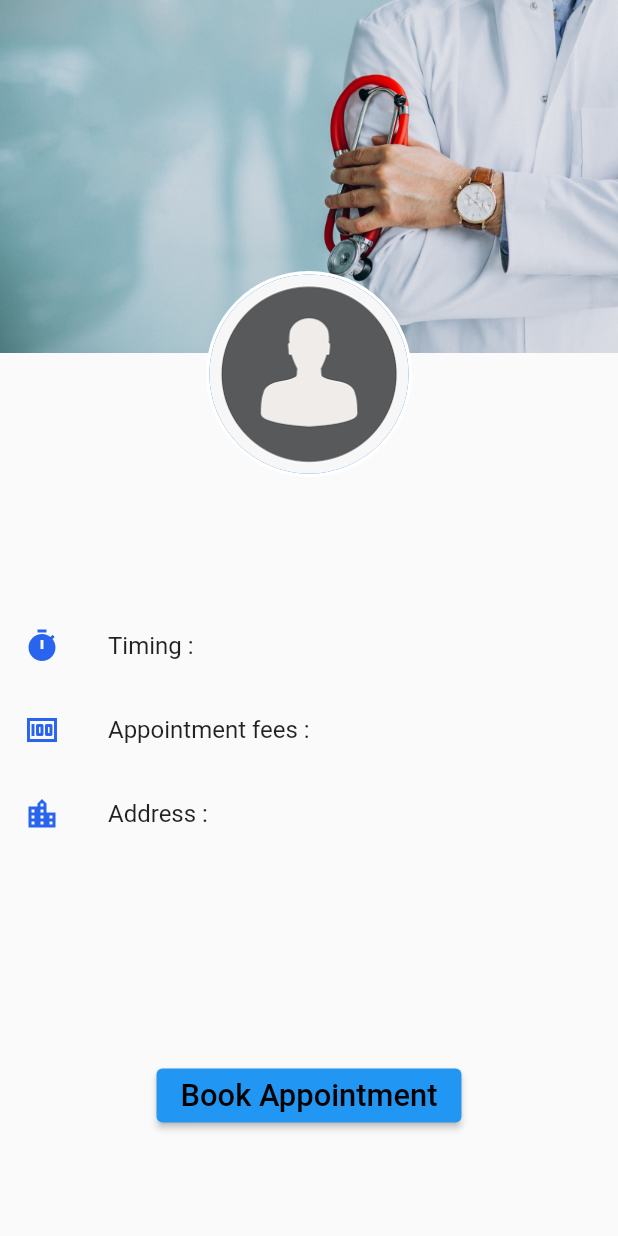
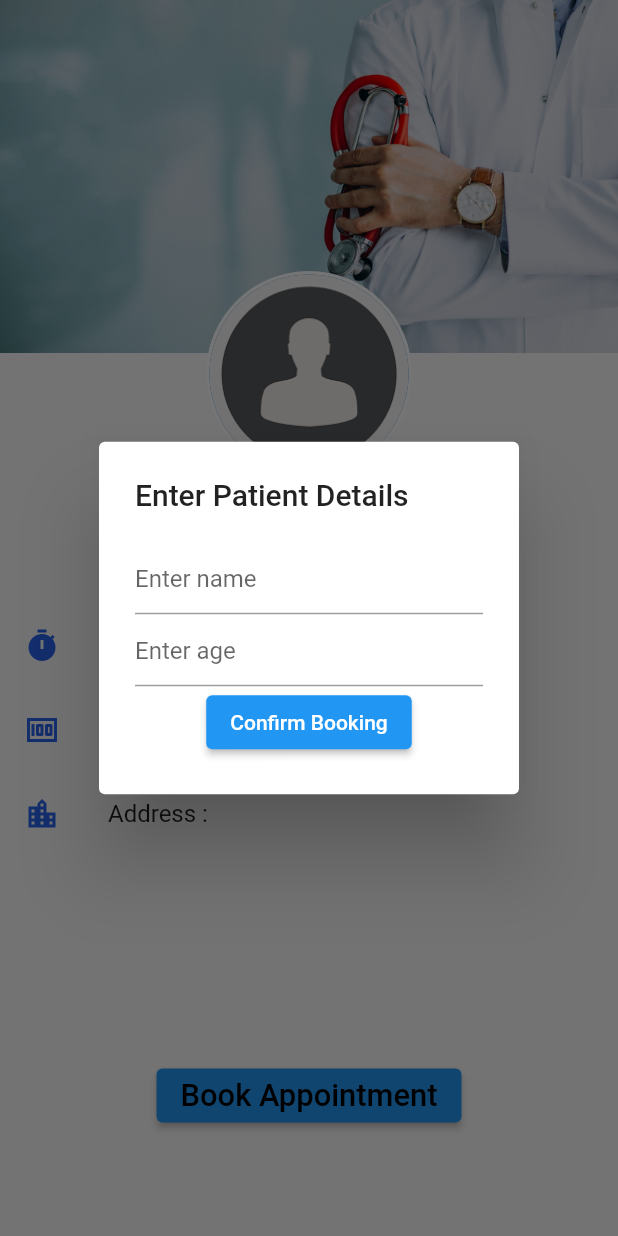
Before and after one commit to aman-singh7/borderhacks_client, a Flutter app: the AppointmentView screen opened directly with empty values, after a tap on "Book Appointment", on a phone screen of 412 x 824 dp. Run offline on Flutter 3.47's test engine with Material 2 defaults, Android fonts, the phone set to English and light mode, and no system bars; our stand-ins replace cloud_firestore, firebase_auth, firebase_core, flutter_screenutil, get, get_it and 1 more; accounts and stored records are empty; Roboto replaces fonts that are missing (OpenSans).

Commit message:
feat: add appointment dialog (#9)
* ptch:adding appointment button

* ptch:minor refactor

* ptch:minor refactor

* feat:add book appointment dialog

* ptch:minor refactor

* ptch:minor refactor

```diff
--- a/lib/ui/view/appointment_view.dart
+++ b/lib/ui/view/appointment_view.dart
@@ -14,6 +14,10 @@ class AppointmentView extends StatefulWidget {
 }
 
 class _AppointmentViewState extends State<AppointmentView> {
+  final GlobalKey<FormState> _formKey = GlobalKey<FormState>();
+  final TextEditingController _ageEditingController = TextEditingController();
+  final TextEditingController _nameEditingController = TextEditingController();
+
   Widget _buildCoverImage() {
     return Container(
       decoration: const BoxDecoration(
@@ -86,6 +90,41 @@ class _AppointmentViewState extends State<AppointmentView> {
     );
   }
 
+  Future<void> _showDialog(BuildContext context) async {
+    return await showDialog(
+      context: context,
+      builder: (context) {
+        return StatefulBuilder(
+          builder: (context, setState) {
+            return AlertDialog(
+              title: const Text("Enter Patient Details"),
+              content: Form(
+                key: _formKey,
+                child: Column(
+                  mainAxisSize: MainAxisSize.min,
+                  children: [
+                    TextFormField(
+                      controller: _nameEditingController,
+                      decoration: const InputDecoration(hintText: "Enter name"),
+                    ),
+                    TextFormField(
+                      controller: _ageEditingController,
+                      decoration: const InputDecoration(hintText: "Enter age"),
+                    ),
+                    ElevatedButton(
+                      onPressed: () {},
+                      child: const Text("Confirm Booking"),
+                    ),
+                  ],
+                ),
+              ),
+            );
+          },
+        );
+      },
+    );
+  }
+
   @override
   Widget build(BuildContext context) {
     final Doctor doctor = Get.arguments;
@@ -109,7 +148,9 @@ class _AppointmentViewState extends State<AppointmentView> {
             Padding(
               padding: EdgeInsets.only(bottom: 50.h),
               child: ElevatedButton(
-                onPressed: () {},
+                onPressed: () async {
+                  await _showDialog(context);
+                },
                 child: Text(
                   'Book Appointment',
                   style: AppTheme.h2.copyWith(
```
